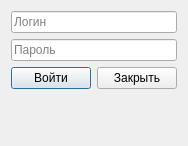
Above: Widgets/LoginWidget/LoginWidget.ui from Wanket/Uni-Dubna-Commander-Qt before the change. Below: the same form after it.
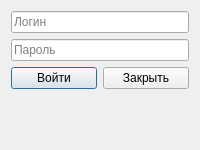
That is the form after the change.

Commit message: Windows support

```diff
--- a/Widgets/LoginWidget/LoginWidget.ui
+++ b/Widgets/LoginWidget/LoginWidget.ui
@@ -6,8 +6,8 @@
    <rect>
     <x>0</x>
     <y>0</y>
-    <width>186</width>
-    <height>146</height>
+    <width>200</width>
+    <height>150</height>
    </rect>
   </property>
   <property name="windowTitle">
```
The commit also changes 4 other files.
